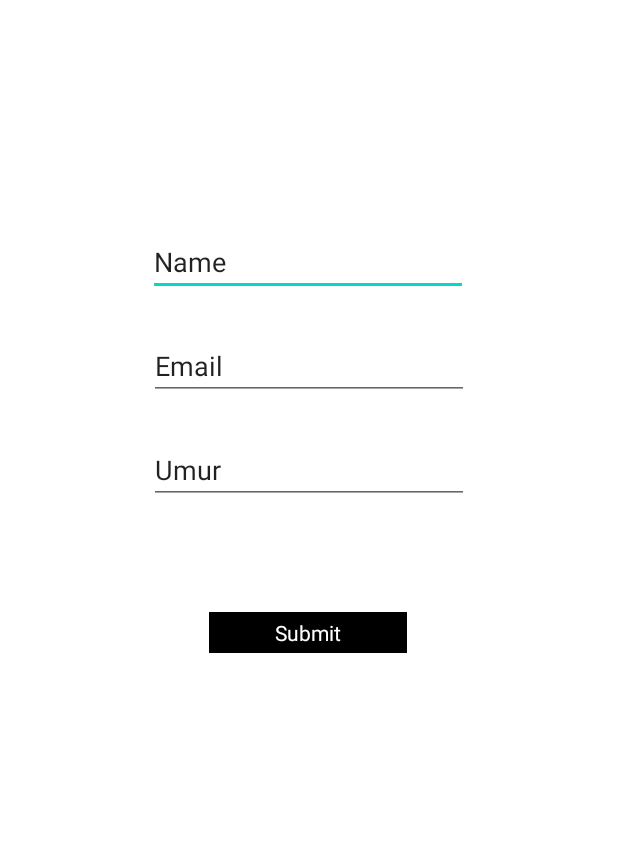
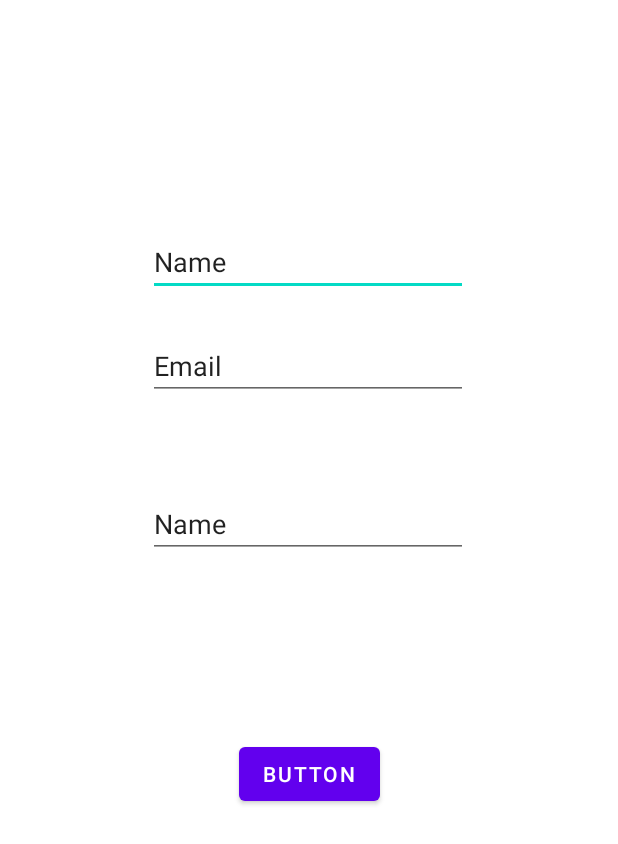
Before and after one commit to dranoelt/Test, an Android app: the layout activity_main.xml on its own in the app's theme, with its tools: preview values and no code run, on a phone screen of 412 x 824 dp. Shown: the top 844 px of the screen. Run offline under Robolectric (Android 15) with nearby library versions, the phone set to English and light mode, and no system bars.

Commit message:
notification

```diff
--- a/app/src/main/AndroidManifest.xml
+++ b/app/src/main/AndroidManifest.xml
@@ -9,14 +9,13 @@
         android:roundIcon="@mipmap/ic_launcher_round"
         android:supportsRtl="true"
         android:theme="@style/Theme.MyApplication">
-        <activity android:name=".MainActivity2"></activity>
         <activity android:name=".MainActivity">
             <intent-filter>
                 <action android:name="android.intent.action.MAIN" />
-
                 <category android:name="android.intent.category.LAUNCHER" />
             </intent-filter>
         </activity>
+        <activity android:name=".MainActivity2" />
     </application>
 
 </manifest>
--- a/app/src/main/java/com/example/myapplication/MainActivity2.kt
+++ b/app/src/main/java/com/example/myapplication/MainActivity2.kt
@@ -3,7 +3,6 @@ package com.example.myapplication
 import androidx.appcompat.app.AppCompatActivity
 import android.os.Bundle
 import android.widget.TextView
-import org.w3c.dom.Text
 
 class MainActivity2 : AppCompatActivity() {
     override fun onCreate(savedInstanceState: Bundle?) {
--- a/app/src/main/java/com/example/myapplication/Profil.kt
+++ b/app/src/main/java/com/example/myapplication/Profil.kt
@@ -6,5 +6,5 @@ import kotlinx.android.parcel.Parcelize
 @Parcelize
 data class Profil(var nama: String = "No-Name",
                   var email: String = "example@gmail.com",
-                  var umur: Int = 0) : Parcelable {
+                  var umur: String = "0") : Parcelable {
                   }
--- a/app/src/main/res/layout/activity_main.xml
+++ b/app/src/main/res/layout/activity_main.xml
@@ -1,7 +1,13 @@
 <?xml version="1.0" encoding="utf-8"?>
-<androidx.constraintlayout.widget.ConstraintLayout xmlns:android="http://schemas.android.com/apk/res/android"
+<layout xmlns:android="http://schemas.android.com/apk/res/android"
     xmlns:app="http://schemas.android.com/apk/res-auto"
-    xmlns:tools="http://schemas.android.com/tools"
+    xmlns:tools="http://schemas.android.com/tools">
+
+    <data>
+
+    </data>
+
+    <androidx.constraintlayout.widget.ConstraintLayout
         android:layout_width="match_parent"
         android:layout_height="match_parent"
         tools:context=".MainActivity">
@@ -28,6 +34,7 @@
             android:inputType="textPersonName"
             android:text="Email"
             app:layout_constraintEnd_toEndOf="parent"
+            app:layout_constraintHorizontal_bias="0.497"
             app:layout_constraintStart_toStartOf="parent"
             app:layout_constraintTop_toBottomOf="@+id/editTextTextPersonName" />
 
@@ -35,27 +42,24 @@
             android:id="@+id/editTextTextPersonName3"
             android:layout_width="wrap_content"
             android:layout_height="wrap_content"
-        android:layout_marginTop="24dp"
+            android:layout_marginTop="60dp"
             android:ems="10"
             android:inputType="textPersonName"
-        android:text="Umur"
+            android:text="Name"
             app:layout_constraintEnd_toEndOf="parent"
+            app:layout_constraintHorizontal_bias="0.497"
             app:layout_constraintStart_toStartOf="parent"
             app:layout_constraintTop_toBottomOf="@+id/editTextTextPersonName2" />
 
-    <TextView
-        android:id="@+id/textView"
-        android:layout_width="132dp"
-        android:layout_height="27dp"
-        android:layout_marginTop="72dp"
-        android:background="@color/black"
-        android:clickable="true"
-        android:text="Submit"
-        android:textColor="@color/white"
-        android:gravity="center"
+        <Button
+            android:id="@+id/button"
+            android:layout_width="wrap_content"
+            android:layout_height="wrap_content"
+            android:layout_marginTop="120dp"
+            android:text="Button"
             app:layout_constraintEnd_toEndOf="parent"
-        app:layout_constraintHorizontal_bias="0.498"
             app:layout_constraintStart_toStartOf="parent"
             app:layout_constraintTop_toBottomOf="@+id/editTextTextPersonName3" />
 
     </androidx.constraintlayout.widget.ConstraintLayout>
+</layout>
--- a/app/src/main/res/values/strings.xml
+++ b/app/src/main/res/values/strings.xml
@@ -1,3 +1,5 @@
 <resources>
     <string name="app_name">My Application</string>
+    <string name="channelName">Notif</string>
+    <string name="description">Test Notification</string>
 </resources>
```
Also changed, not shown: app/build.gradle (+9 -0 lines), app/src/main/java/com/example/myapplication/MainActivity.kt (+66 -14 lines), app/src/main/java/com/example/myapplication/Notifier.kt (added, +29 -0 lines). Lines whose indentation alone changed are shown as unchanged.
